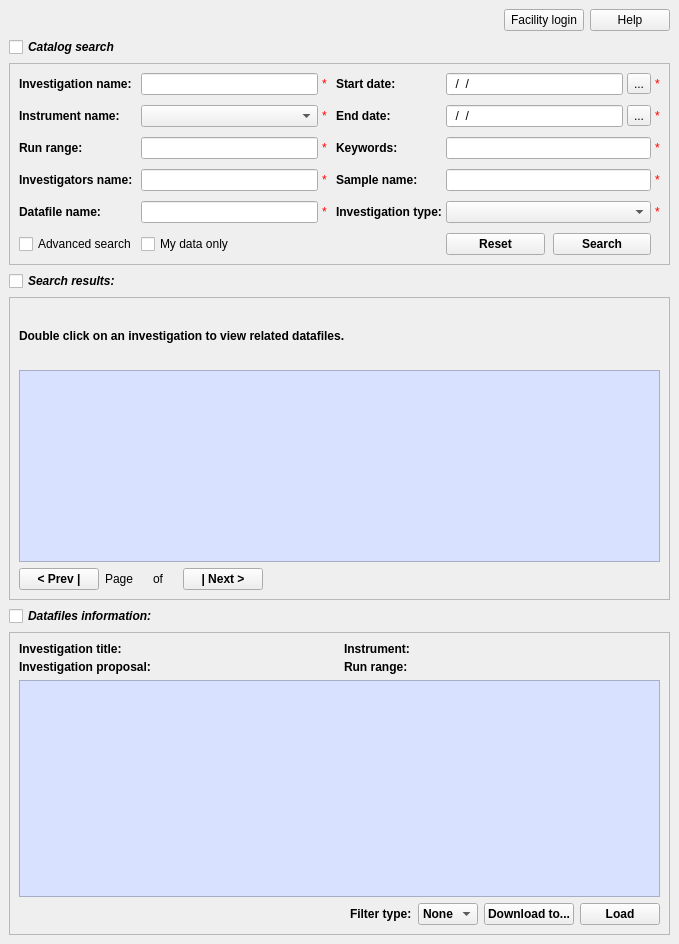
First picture: the form in Code/Mantid/MantidQt/MantidWidgets/inc/MantidQtMantidWidgets/CatalogSearch.ui, repository mantidproject/mantid, before the edit.
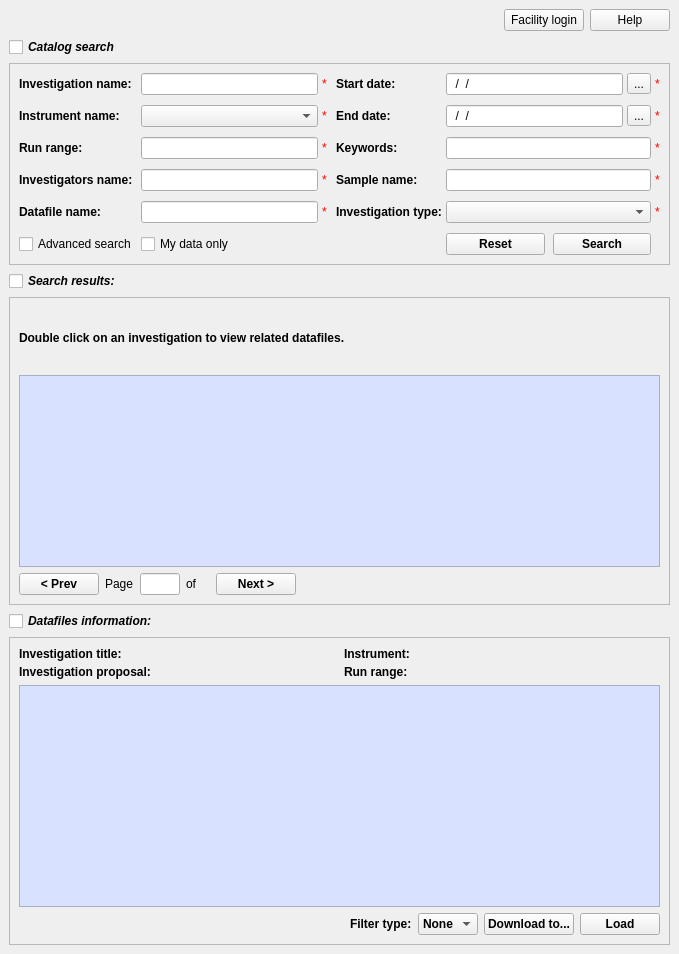
Second picture: the form after the edit.

Commit message: Added page input field functionality. Refs #8230.

```diff
--- a/Code/Mantid/MantidQt/MantidWidgets/inc/MantidQtMantidWidgets/CatalogSearch.ui
+++ b/Code/Mantid/MantidQt/MantidWidgets/inc/MantidQtMantidWidgets/CatalogSearch.ui
@@ -8,7 +8,7 @@
     <x>0</x>
     <y>0</y>
     <width>679</width>
-    <height>944</height>
+    <height>954</height>
    </rect>
   </property>
   <property name="sizePolicy">
@@ -102,7 +102,7 @@
              <string>&lt;html&gt;&lt;head/&gt;&lt;body&gt;&lt;p&gt;&lt;span style=&quot; font-weight:400;&quot;&gt;Reset all fields&lt;/span&gt;&lt;/p&gt;&lt;/body&gt;&lt;/html&gt;</string>
             </property>
             <property name="text">
-             <string>&lt; Prev |</string>
+             <string>&lt; Prev</string>
             </property>
            </widget>
           </item>
@@ -120,15 +120,27 @@
            </widget>
           </item>
           <item>
-           <widget class="QLabel" name="resPageStartNumTxt">
-            <property name="font">
-             <font>
-              <weight>50</weight>
-              <bold>false</bold>
-             </font>
+           <widget class="QLineEdit" name="pageStartNum">
+            <property name="sizePolicy">
+             <sizepolicy hsizetype="MinimumExpanding" vsizetype="Fixed">
+              <horstretch>0</horstretch>
+              <verstretch>0</verstretch>
+             </sizepolicy>
             </property>
-            <property name="text">
-             <string/>
+            <property name="maximumSize">
+             <size>
+              <width>40</width>
+              <height>16777215</height>
+             </size>
+            </property>
+            <property name="toolTip">
+             <string>&lt;html&gt;&lt;head/&gt;&lt;body&gt;&lt;p&gt;Press &lt;span style=&quot; font-style:italic;&quot;&gt;enter&lt;/span&gt; to perform the search for that page number.&lt;/p&gt;&lt;/body&gt;&lt;/html&gt;</string>
+            </property>
+            <property name="inputMethodHints">
+             <set>Qt::ImhDigitsOnly</set>
+            </property>
+            <property name="maxLength">
+             <number>4</number>
             </property>
            </widget>
           </item>
@@ -160,17 +172,30 @@
           </item>
           <item>
            <widget class="QPushButton" name="resNext">
+            <property name="sizePolicy">
+             <sizepolicy hsizetype="Minimum" vsizetype="Fixed">
+              <horstretch>0</horstretch>
+              <verstretch>0</verstretch>
+             </sizepolicy>
+            </property>
+            <property name="maximumSize">
+             <size>
+              <width>16777215</width>
+              <height>16777215</height>
+             </size>
+            </property>
             <property name="font">
              <font>
               <weight>75</weight>
               <bold>true</bold>
+              <stylestrategy>PreferDefault</stylestrategy>
              </font>
             </property>
             <property name="toolTip">
              <string>&lt;html&gt;&lt;head/&gt;&lt;body&gt;&lt;p&gt;&lt;span style=&quot; font-weight:400;&quot;&gt;Reset all fields&lt;/span&gt;&lt;/p&gt;&lt;/body&gt;&lt;/html&gt;</string>
             </property>
             <property name="text">
-             <string>| Next &gt;</string>
+             <string>Next &gt;</string>
             </property>
            </widget>
           </item>
```
Left out of the diff: 43 changed lines with no effect on the pictures. The commit also changes 1 other file.
